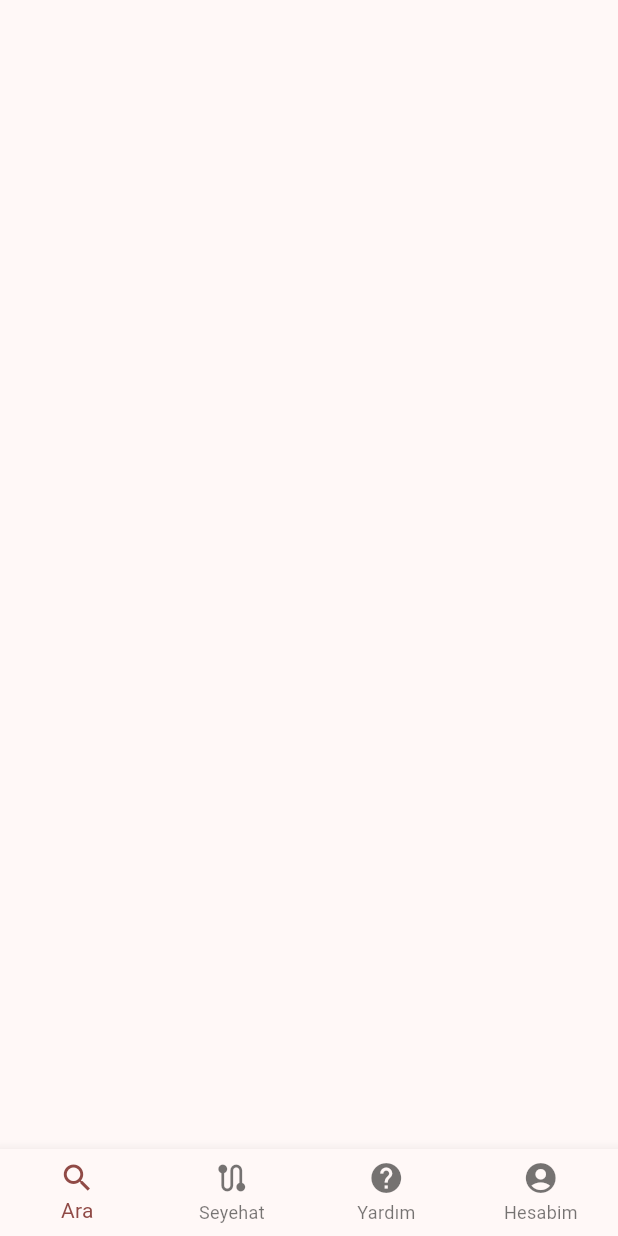
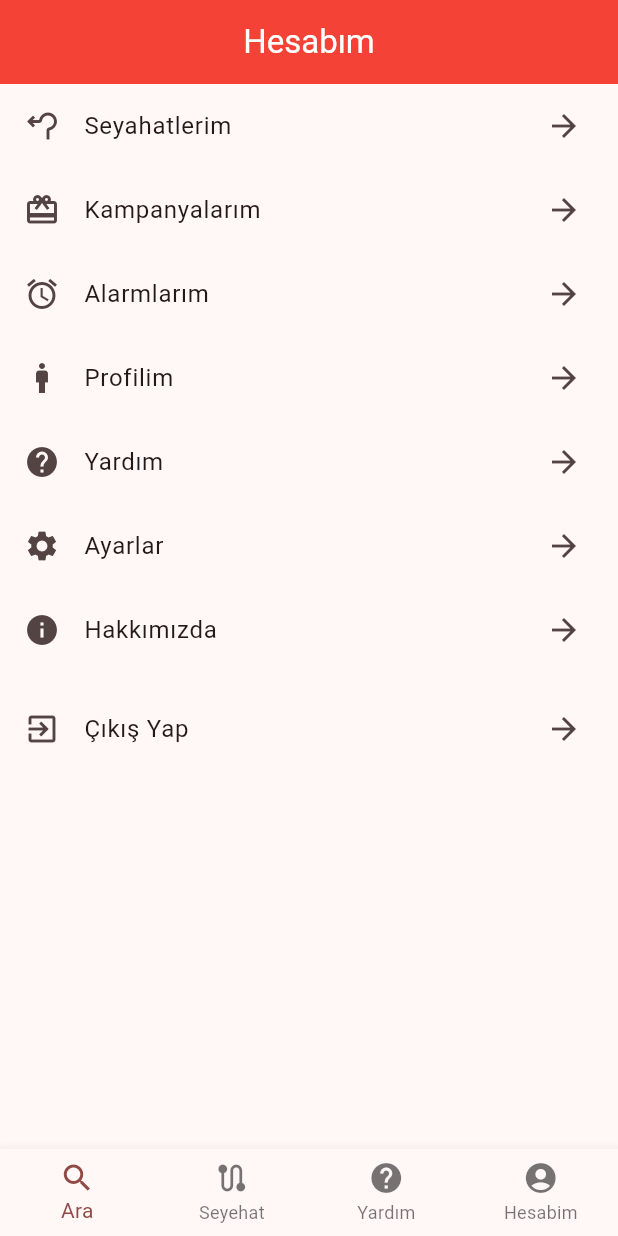
Before and after one commit to aramizdakioyuncu/busticket, a Flutter app: the screen it shows after launch, swiped to page 4, on a phone screen of 412 x 824 dp. Run offline on Flutter 3.47's test engine with Material 3 defaults, Android fonts, the phone set to English and light mode, and no system bars.

Commit message:
hesabımmm

```diff
--- a/lib/pages/main/account.dart
+++ b/lib/pages/main/account.dart
@@ -22,6 +22,62 @@ class _AccountPage extends State<AccountPage> with TickerProviderStateMixin {
 
   @override
   Widget build(BuildContext context) {
-    return const Scaffold();
+    return Scaffold(
+      appBar: AppBar(
+        backgroundColor: Colors.red,
+        centerTitle: true,
+        title: Text(
+          "Hesabım",
+          style: TextStyle(color: Colors.white),
+        ),
+      ),
+      body: const Column(
+        children: [
+          ListTile(
+            title: Text("Seyahatlerim"),
+            leading: Icon(Icons.roundabout_left),
+            trailing: Icon(Icons.arrow_forward),
+          ),
+          ListTile(
+            title: Text("Kampanyalarım"),
+            leading: Icon(Icons.card_giftcard),
+            trailing: Icon(Icons.arrow_forward),
+          ),
+          ListTile(
+            title: Text("Alarmlarım"),
+            leading: Icon(Icons.alarm),
+            trailing: Icon(Icons.arrow_forward),
+          ),
+          ListTile(
+            title: Text("Profilim"),
+            leading: Icon(Icons.man),
+            trailing: Icon(Icons.arrow_forward),
+          ),
+          ListTile(
+            title: Text("Yardım"),
+            leading: Icon(Icons.help),
+            trailing: Icon(Icons.arrow_forward),
+          ),
+          ListTile(
+            title: Text("Ayarlar"),
+            leading: Icon(Icons.settings),
+            trailing: Icon(Icons.arrow_forward),
+          ),
+          ListTile(
+            title: Text("Hakkımızda"),
+            leading: Icon(Icons.info),
+            trailing: Icon(Icons.arrow_forward),
+          ),
+          SizedBox(
+            height: 10,
+          ),
+          ListTile(
+            title: Text("Çıkış Yap"),
+            leading: Icon(Icons.exit_to_app),
+            trailing: Icon(Icons.arrow_forward),
+          ),
+        ],
+      ),
+    );
   }
 }
```
